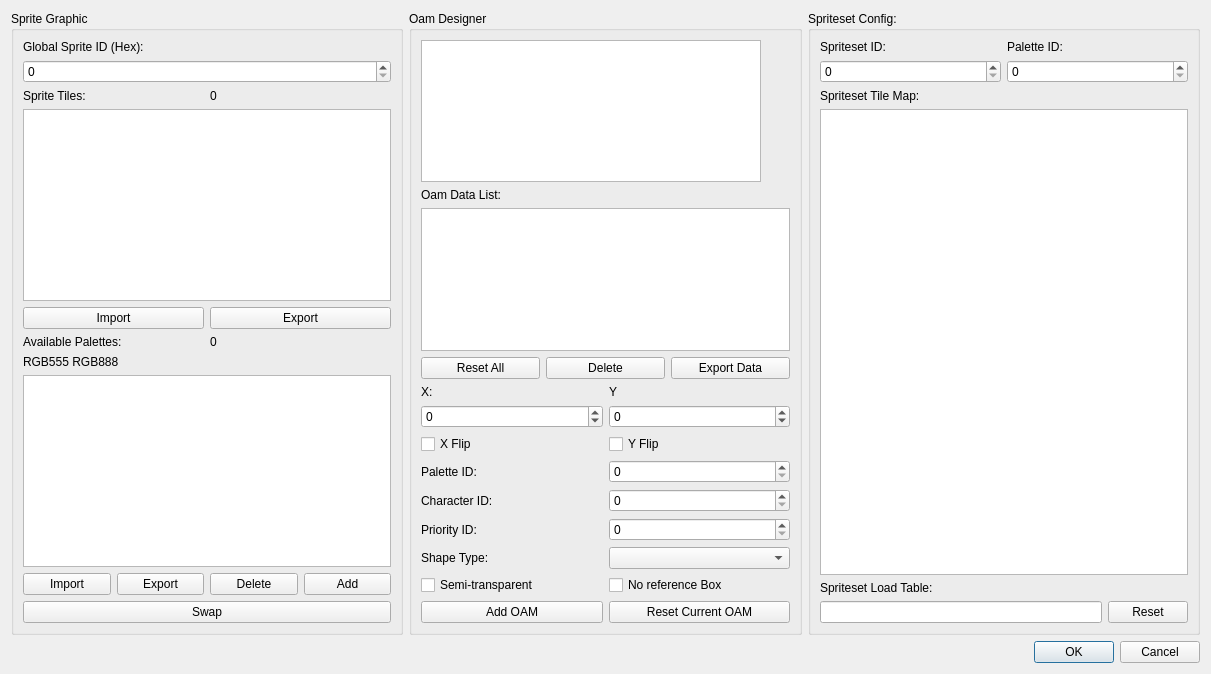
First picture: the form in Dialog/SpritesEditorDialog.ui, repository wario-land/WL4Editor, before the edit.
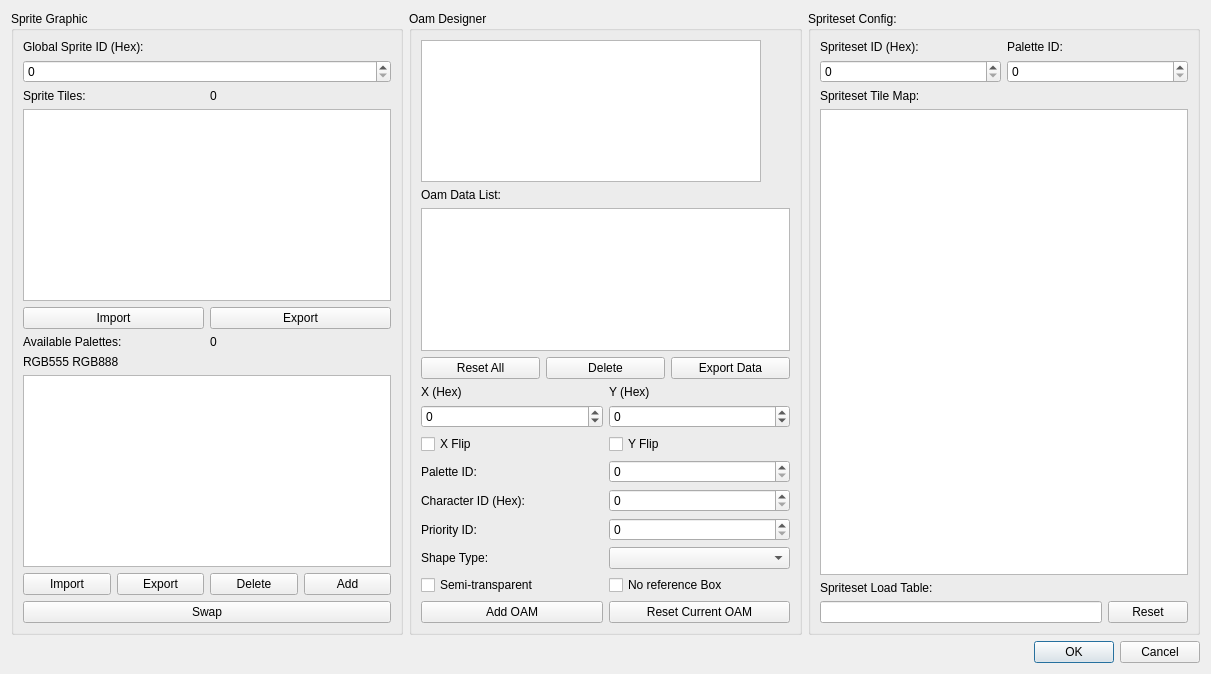
Second picture: the form after the edit. Custom widgets are drawn as their Qt base class.

Patch:
```diff
--- a/Dialog/SpritesEditorDialog.ui
+++ b/Dialog/SpritesEditorDialog.ui
@@ -270,7 +270,7 @@
           <item row="4" column="0">
            <widget class="QLabel" name="label_OAMCharID">
             <property name="text">
-             <string>Character ID:</string>
+             <string>Character ID (Hex):</string>
             </property>
            </widget>
           </item>
@@ -294,14 +294,14 @@
           <item row="0" column="0">
            <widget class="QLabel" name="label_OamX">
             <property name="text">
-             <string>X:</string>
+             <string>X (Hex)</string>
             </property>
            </widget>
           </item>
           <item row="0" column="1">
            <widget class="QLabel" name="label_OamY">
             <property name="text">
-             <string>Y</string>
+             <string>Y (Hex)</string>
             </property>
            </widget>
           </item>
@@ -400,7 +400,7 @@
           <item>
            <widget class="QLabel" name="label_SpritesetID">
             <property name="text">
-             <string>Spriteset ID:</string>
+             <string>Spriteset ID (Hex):</string>
             </property>
            </widget>
           </item>
```
Left out of the diff: 12 changed lines with no effect on the pictures.
